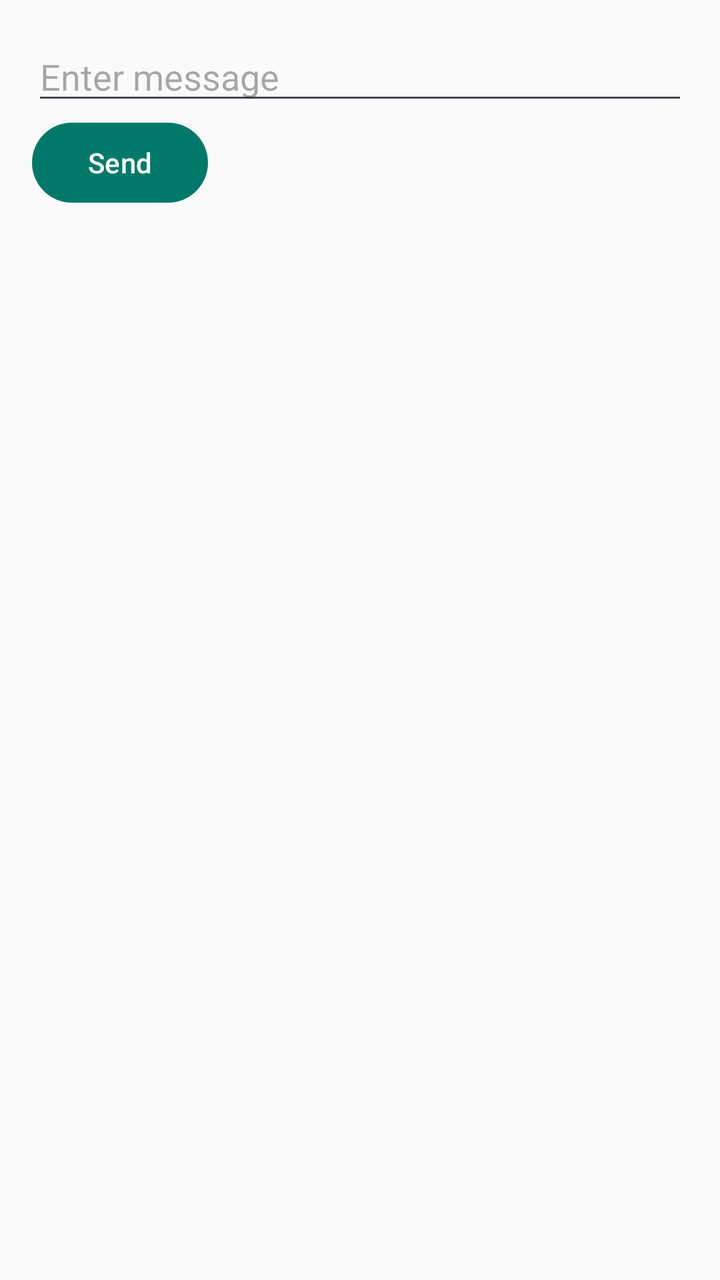
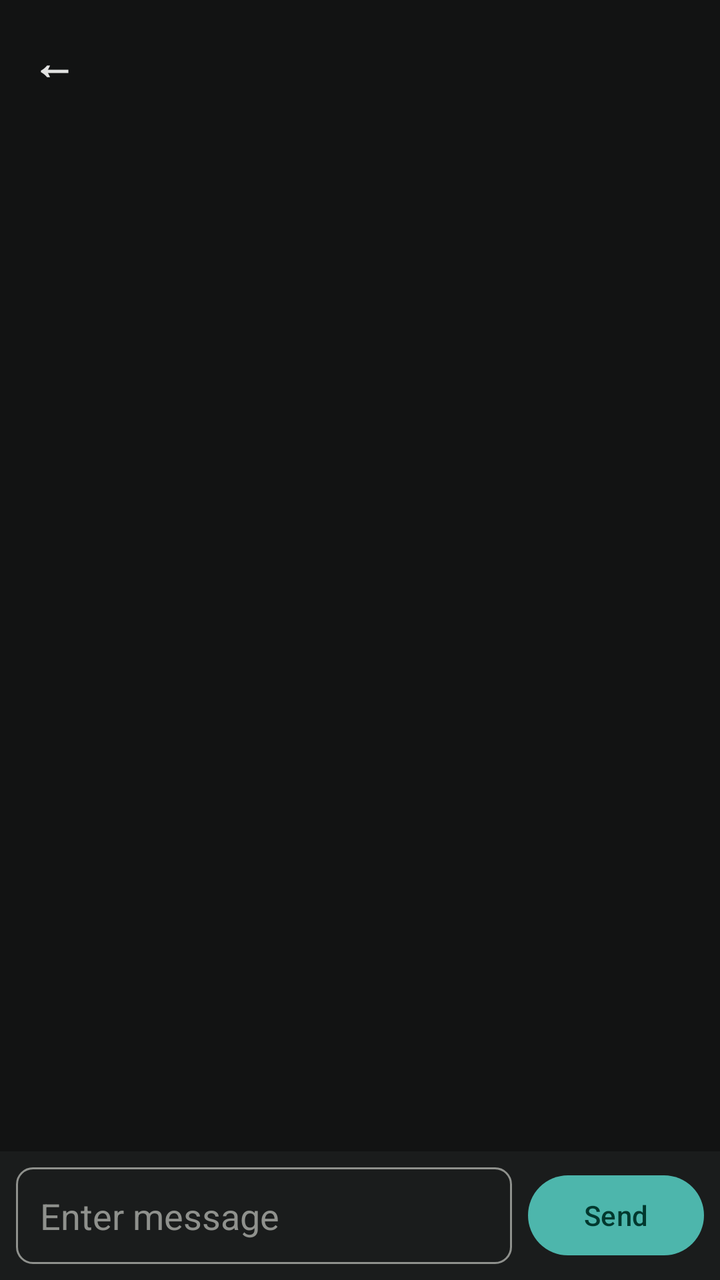

The first picture is an Android layout as it rendered before a commit; the second is the same layout after the commit. The layout source and the unified diff follow.
<!-- AndroidManifest.xml: application theme Theme._3130_grp8_app -->
<!-- res/layout/activity_product_chat.xml -->
<?xml version="1.0" encoding="utf-8"?>
<LinearLayout xmlns:android="http://schemas.android.com/apk/res/android"
    android:layout_width="match_parent"
    android:layout_height="match_parent"
    android:orientation="vertical"
    android:padding="16dp">

    <EditText
        android:id="@+id/messageInput"
        android:layout_width="match_parent"
        android:layout_height="wrap_content"
        android:hint="Enter message" />

    <Button
        android:id="@+id/sendButton"
        android:layout_width="wrap_content"
        android:layout_height="wrap_content"
        android:text="Send" />

    <TextView
        android:id="@+id/messageSentText"
        android:layout_width="wrap_content"
        android:layout_height="wrap_content"
        android:text="Message sent!"
        android:visibility="invisible" />

    <androidx.recyclerview.widget.RecyclerView
        android:id="@+id/messageRecyclerView"
        android:layout_width="match_parent"
        android:layout_height="match_parent" />

</LinearLayout>
<!-- resources referenced by this layout -->
<resources>
  <style name="Theme._3130_grp8_app" parent="Base.Theme._3130_grp8_app" />
  <style name="Base.Theme._3130_grp8_app" parent="Theme.Material3.DayNight.NoActionBar">
          
          
          <item name="colorPrimary">@color/md_primary</item>
          <item name="colorOnPrimary">@color/md_on_primary</item>
          <item name="colorPrimaryContainer">@color/md_primary_container</item>
          <item name="colorOnPrimaryContainer">@color/md_on_primary_container</item>
          <item name="android:colorBackground">@color/md_background</item>
          <item name="colorOnBackground">@color/md_on_background</item>
          <item name="colorSurface">@color/md_surface</item>
          <item name="colorOnSurface">@color/md_on_surface</item>
          <item name="colorOutline">@color/md_outline</item>
          <item name="colorError">@color/md_error</item>
          <item name="colorOnError">@color/md_on_error</item>
          <item name="android:statusBarColor">?attr/colorSurface</item>
          <item name="android:windowLightStatusBar">true</item>
      </style>
  <color name="md_primary"> #00796B</color>
  <color name="md_on_primary"> #FFFFFF</color>
  <color name="md_primary_container">#A0E4DD</color>
  <color name="md_on_primary_container"> #00251A</color>
  <color name="md_background"> #FAFAFA</color>
  <color name="md_on_background"> #1A1C1C</color>
  <color name="md_surface"> #FFFFFF</color>
  <color name="md_on_surface"> #1A1C1C</color>
  <color name="md_outline"> #79797A</color>
  <color name="md_error"> #BA1A1A</color>
  <color name="md_on_error"> #FFFFFF</color>
</resources>

<!-- the commit's change to res/layout/activity_product_chat.xml (unified diff, before → after) -->
@@ -1,32 +1,60 @@
 <?xml version="1.0" encoding="utf-8"?>
-<LinearLayout xmlns:android="http://schemas.android.com/apk/res/android"
+<androidx.constraintlayout.widget.ConstraintLayout xmlns:android="http://schemas.android.com/apk/res/android"
+    xmlns:app="http://schemas.android.com/apk/res-auto"
+    android:id="@+id/productChatMain"
     android:layout_width="match_parent"
-    android:layout_height="match_parent"
-    android:orientation="vertical"
-    android:padding="16dp">
-
-    <EditText
-        android:id="@+id/messageInput"
-        android:layout_width="match_parent"
-        android:layout_height="wrap_content"
-        android:hint="Enter message" />
-
-    <Button
-        android:id="@+id/sendButton"
+    android:layout_height="match_parent">
+    <TextView
+        android:id="@+id/backButtonProductChat"
         android:layout_width="wrap_content"
         android:layout_height="wrap_content"
-        android:text="Send" />
-
-    <TextView
-        android:id="@+id/messageSentText"
-        android:layout_width="wrap_content"
-        android:layout_height="wrap_content"
-        android:text="Message sent!"
-        android:visibility="invisible" />
-
+        android:layout_margin="8dp"
+        android:padding="8dp"
+        android:text="←"
+        android:textColor="@color/md_on_surface"
+        android:textSize="22sp"
+        android:textStyle="bold"
+        android:clickable="true"
+        android:focusable="true"
+        android:background="?attr/selectableItemBackgroundBorderless"
+        app:layout_constraintTop_toTopOf="parent"
+        app:layout_constraintStart_toStartOf="parent" />
     <androidx.recyclerview.widget.RecyclerView
         android:id="@+id/messageRecyclerView"
-        android:layout_width="match_parent"
-        android:layout_height="match_parent" />
-
-</LinearLayout>
+        android:layout_width="0dp"
+        android:layout_height="0dp"
+        android:paddingHorizontal="16dp"
+        android:clipToPadding="false"
+        app:layout_constraintTop_toBottomOf="@id/backButtonProductChat"
+        app:layout_constraintBottom_toTopOf="@id/messageInputBar"
+        app:layout_constraintStart_toStartOf="parent"
+        app:layout_constraintEnd_toEndOf="parent" />
+    <LinearLayout
+        android:id="@+id/messageInputBar"
+        android:layout_width="0dp"
+        android:layout_height="wrap_content"
+        android:orientation="horizontal"
+        android:gravity="center_vertical"
+        android:padding="8dp"
+        android:background="@color/md_surface"
+        app:layout_constraintStart_toStartOf="parent"
+        app:layout_constraintEnd_toEndOf="parent"
+        app:layout_constraintBottom_toBottomOf="parent">
+        <EditText
+            android:id="@+id/messageInput"
+            android:layout_width="0dp"
+            android:layout_height="wrap_content"
+            android:layout_weight="1"
+            android:layout_marginEnd="8dp"
+            android:background="@drawable/input_border"
+            android:padding="12dp"
+            android:hint="Enter message"
+            android:textColor="@color/md_on_surface"
+            android:textColorHint="@color/md_outline" />
+        <Button
+            android:id="@+id/sendButton"
+            android:layout_width="wrap_content"
+            android:layout_height="wrap_content"
+            android:text="Send" />
+    </LinearLayout>
+</androidx.constraintlayout.widget.ConstraintLayout>
<!-- resource entries referenced after the edit -->
@@ -2,8 +2,6 @@
 <resources>
   <style name="Theme._3130_grp8_app" parent="Base.Theme._3130_grp8_app" />
   <style name="Base.Theme._3130_grp8_app" parent="Theme.Material3.DayNight.NoActionBar">
-          
-          
           <item name="colorPrimary">@color/md_primary</item>
           <item name="colorOnPrimary">@color/md_on_primary</item>
           <item name="colorPrimaryContainer">@color/md_primary_container</item>
@@ -15,19 +13,36 @@
           <item name="colorOutline">@color/md_outline</item>
           <item name="colorError">@color/md_error</item>
           <item name="colorOnError">@color/md_on_error</item>
-          <item name="android:statusBarColor">?attr/colorSurface</item>
-          <item name="android:windowLightStatusBar">true</item>
+          <item name="android:windowLightStatusBar">false</item>
+          <item name="android:textViewStyle">@style/AppTextViewStyle</item>
+          <item name="colorSecondaryContainer">@color/md_primary_container</item>
+          <item name="colorOnSecondaryContainer">@color/md_on_primary_container</item>
+          <item name="android:editTextStyle">@style/AppEditTextStyle</item>
       </style>
-  <color name="md_primary"> #00796B</color>
-  <color name="md_on_primary"> #FFFFFF</color>
-  <color name="md_primary_container">#A0E4DD</color>
-  <color name="md_on_primary_container"> #00251A</color>
-  <color name="md_background"> #FAFAFA</color>
-  <color name="md_on_background"> #1A1C1C</color>
-  <color name="md_surface"> #FFFFFF</color>
-  <color name="md_on_surface"> #1A1C1C</color>
-  <color name="md_outline"> #79797A</color>
-  <color name="md_error"> #BA1A1A</color>
-  <color name="md_on_error"> #FFFFFF</color>
+  <color name="md_primary">#4DB6AC</color>
+  <color name="md_on_primary">#00382E</color>
+  <color name="md_primary_container">#00504A</color>
+  <color name="md_on_primary_container">#B2DFDB</color>
+  <color name="md_background">#121313</color>
+  <color name="md_on_background">#E2E3E2</color>
+  <color name="md_surface">#1A1C1C</color>
+  <!-- drawable input_border (drawable) -->
+  <?xml version="1.0" encoding="utf-8"?>
+  <shape xmlns:android="http://schemas.android.com/apk/res/android">
+      <stroke android:width="1dp" android:color="@color/md_outline"/>
+      <corners android:radius="8dp"/>
+      <solid android:color="@color/md_surface"/>
+  </shape>
+  <color name="md_on_surface">#E2E3E2</color>
+  <color name="md_outline">#8F918D</color>
+  <color name="md_error">#FFB4AB</color>
+  <color name="md_on_error">#690005</color>
+  <style name="AppTextViewStyle" parent="android:Widget.TextView">
+          <item name="android:textColor">@color/md_on_surface</item>
+      </style>
+  <style name="AppEditTextStyle" parent="android:Widget.EditText">
+          <item name="android:textColor">@color/md_on_surface</item>
+          <item name="android:textColorHint">@color/md_outline</item>
+      </style>
 </resources>
 
